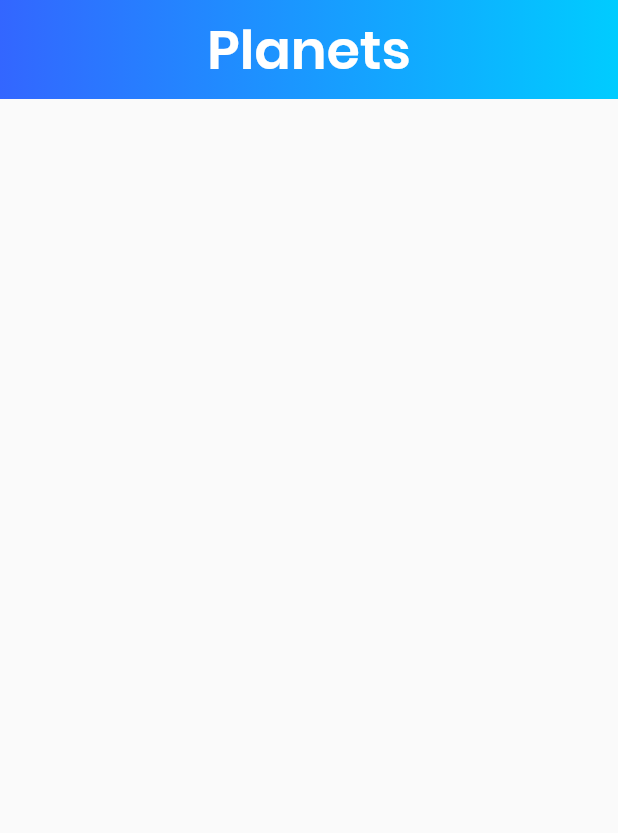
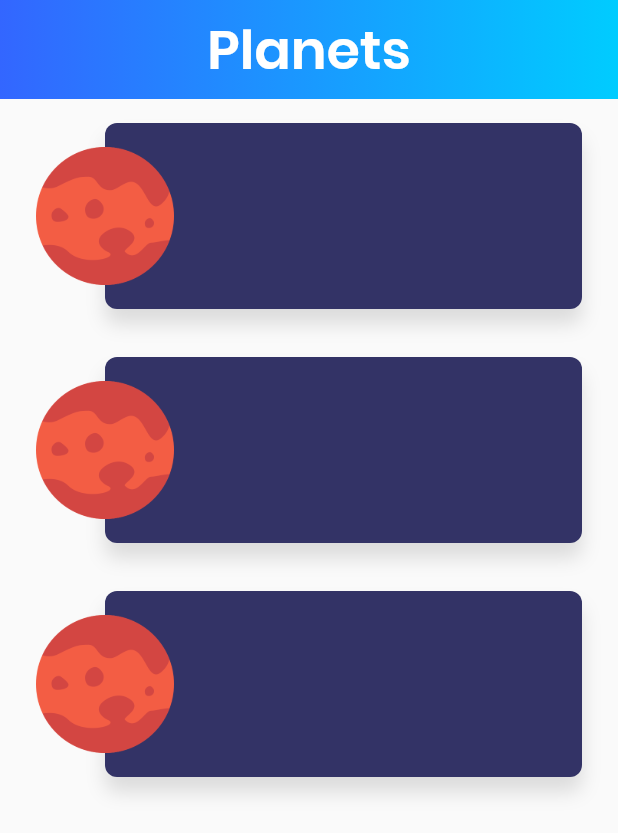
Before and after one commit to alexorear/flutter_planets, a Flutter app: the screen it shows after launch, on a phone screen of 412 x 824 dp. Shown: the top 833 px of the screen. Run offline on Flutter 3.47's test engine with Material 2 defaults, Android fonts, the phone set to English and light mode, and no system bars.

Commit message:
Added mars.png to assets and imports to pubspec. Created basic planet card.

```diff
--- a/lib/main.dart
+++ b/lib/main.dart
@@ -21,6 +21,9 @@ class HomePage extends StatelessWidget {
       body: new Column(
         children: <Widget> [
           new GradientAppBar('Planets'),
+          new HomePageBody(),
+          new HomePageBody(),
+          new HomePageBody(),
         ],
       ),
     );
@@ -70,3 +73,61 @@ class GradientAppBar extends StatelessWidget {
     );
   }
 }
+
+class HomePageBody extends StatelessWidget {
+  @override
+  Widget build(BuildContext context) {
+    return new PlanetRow();
+  }
+}
+
+class PlanetRow extends StatelessWidget {
+  @override
+  Widget build(BuildContext context) {
+    return new Container(
+      margin: const EdgeInsets.only(
+        top: 16.0,
+        bottom: 16.0,
+        left: 24.0,
+        right: 24.0
+      ),
+      child: new Stack(
+        children: <Widget>[
+          planetCard,
+          planetThumbnail,
+        ],
+      )
+    );
+  }
+}
+
+final planetThumbnail = new Container(
+  margin: new EdgeInsets.symmetric(
+    vertical: 16.0
+  ),
+  alignment: FractionalOffset.centerLeft,
+  child: new Image(
+    image: new AssetImage('assets/images/mars.png'),
+    height: 92.0,
+    width: 92.0,
+  ),
+);
+
+final planetCard = new Container(
+  height: 124.0,
+  margin: new EdgeInsets.only(
+    left: 46.0,
+  ),
+  decoration: new BoxDecoration(
+    color: new Color(0xFF333366),
+    shape: BoxShape.rectangle,
+    borderRadius: new BorderRadius.circular(8.0),
+    boxShadow: <BoxShadow> [
+      new BoxShadow(
+        color: Colors.black12,
+        blurRadius: 10.0,
+        offset: new Offset(0.0, 10.0)
+      ),
+    ],
+  ),
+);
--- a/pubspec.yaml
+++ b/pubspec.yaml
@@ -37,8 +37,8 @@ flutter:
   uses-material-design: true
 
   # To add assets to your application, add an assets section, like this:
-  # assets:
-  #  - images/a_dot_burr.jpeg
+  assets:
+  - assets/images/mars.png
   #  - images/a_dot_ham.jpeg
 
   # An image asset can refer to one or more resolution-specific "variants", see
@@ -55,7 +55,7 @@ flutter:
   fonts:
     - family: Poppins
       fonts:
-        - asset: fonts/Poppins-SemiBold.ttf
+        - asset: assets/fonts/Poppins-SemiBold.ttf
           weight: 600
   #   - family: Trajan Pro
   #     fonts:
```
Also changed, not shown: assets/fonts/Poppins-SemiBold.ttf (renamed from fonts/Poppins-SemiBold.ttf), assets/images/mars.png (added).
